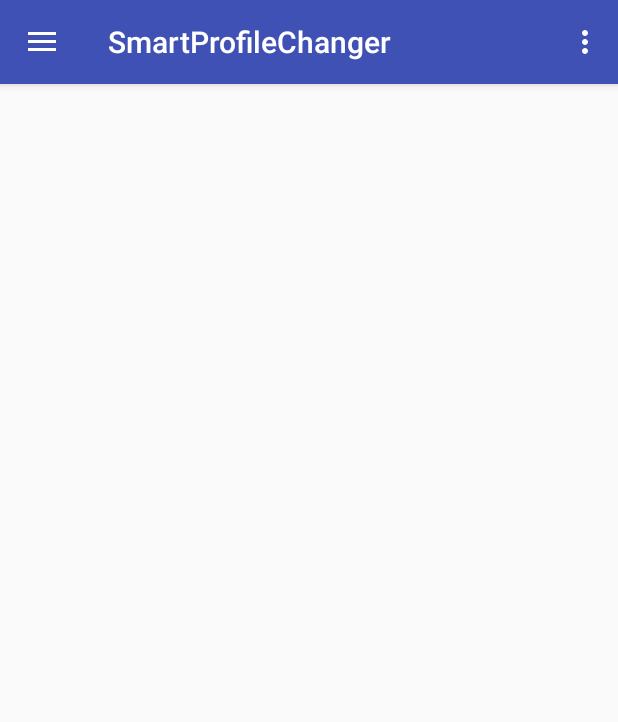
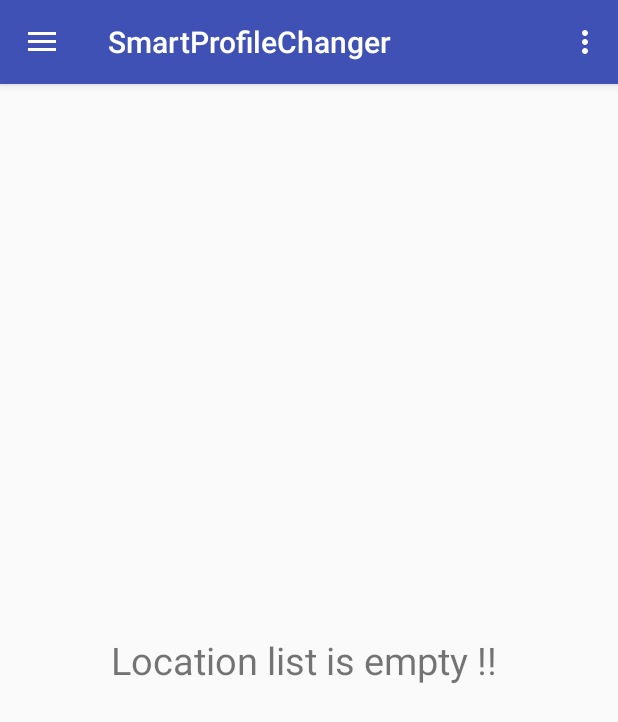
Before and after one commit to kunalkhedkar/SmartProfileChanger, an Android app: the screen it shows after launch (HomeNavigationActivity), on a phone screen of 412 x 824 dp. Shown: the top 722 px of the screen. Run offline under Robolectric (Android 15) with nearby library versions, the phone set to English and light mode, and no system bars; 2 statements that could not run were skipped.

Commit message:
Added 1] Switch button in nav 2] Gps service 3] Broadcast inside manifest

```diff
--- a/app/src/main/java/com/example/kunal/smartprofilechanger/HomeFragment.java
+++ b/app/src/main/java/com/example/kunal/smartprofilechanger/HomeFragment.java
@@ -215,6 +215,9 @@ public class HomeFragment extends Fragment {
                 details.add(locationDetail);
 
             }
+        } else if (cursor.getCount() == 0) {
+            TextView EmptyList_ShowMessage = (TextView) view.findViewById(R.id.EmptyListShowMsgTextbox);
+            EmptyList_ShowMessage.setVisibility(View.VISIBLE);
         }
         return details;
 
--- a/app/src/main/java/com/example/kunal/smartprofilechanger/HomeNavigationActivity.java
+++ b/app/src/main/java/com/example/kunal/smartprofilechanger/HomeNavigationActivity.java
@@ -10,6 +10,7 @@ import android.content.IntentFilter;
 import android.content.pm.PackageManager;
 import android.location.Location;
 import android.location.LocationManager;
+import android.media.AudioManager;
 import android.os.Bundle;
 import android.provider.Settings;
 import android.support.annotation.NonNull;
@@ -18,13 +19,17 @@ import android.support.v4.app.FragmentManager;
 import android.support.design.widget.NavigationView;
 import android.support.v4.content.ContextCompat;
 import android.support.v4.view.GravityCompat;
+import android.support.v4.view.MenuItemCompat;
 import android.support.v4.widget.DrawerLayout;
 import android.support.v7.app.ActionBarDrawerToggle;
 import android.support.v7.app.AppCompatActivity;
+import android.support.v7.widget.SwitchCompat;
 import android.support.v7.widget.Toolbar;
 import android.util.Log;
 import android.view.Menu;
 import android.view.MenuItem;
+import android.widget.CompoundButton;
+import android.widget.Switch;
 import android.widget.Toast;
 
 import com.google.android.gms.awareness.Awareness;
@@ -46,7 +51,7 @@ import com.google.android.gms.location.places.ui.PlacePicker;
 public class HomeNavigationActivity extends AppCompatActivity
         implements NavigationView.OnNavigationItemSelectedListener {
 
-
+    private boolean firstTimeRunActivity = true;
     private static final int PLACE_PICKER_REQUEST_CODE = 123;
     private static final int MY_PERMISSIONS_REQUEST_ACCESS_FINE_LOCATION = 0;
     private static final String ACCESS_FINE_LOCATION = "android.permission.ACCESS_FINE_LOCATION";
@@ -54,7 +59,10 @@ public class HomeNavigationActivity extends AppCompatActivity
     private GoogleApiClient mGoogleApiClient;
     private ProgressDialog progressDialog_placePicker;
     private BroadcastReceiver locationFenceReceiver;
+    private SwitchCompat switchCompat;
+    private Intent GPSServiceintent;
 
+    public static final String TAG = "smartprofilechanger";
 
     @Override
     protected void onCreate(Bundle savedInstanceState) {
@@ -66,7 +74,7 @@ public class HomeNavigationActivity extends AppCompatActivity
 
         registerLocationFenceReceiver();
 
-
+        GPSServiceintent = new Intent(this, GPSService.class);
 
         //----------------------------------------------------------
 
@@ -93,8 +101,38 @@ public class HomeNavigationActivity extends AppCompatActivity
         NavigationView navigationView = (NavigationView) findViewById(R.id.nav_view);
         navigationView.setNavigationItemSelectedListener(this);
 
+        Menu menu = navigationView.getMenu();
+
+        // switch button
+        switchCompat = (SwitchCompat) MenuItemCompat.getActionView(menu.findItem(R.id.nav_switchOnOffGPS_item)).findViewById(R.id.drawer_switch_onOffGPS);
+
+        if (GPSService.isInstanceCreated() && firstTimeRunActivity) {
+            switchCompat.setChecked(true);
+            firstTimeRunActivity = false;
+        }
+
+        switchCompat.setOnCheckedChangeListener(new CompoundButton.OnCheckedChangeListener() {
+            @Override
+            public void onCheckedChanged(CompoundButton buttonView, boolean isChecked) {
+
+                if (switchCompat.isChecked()) {
+                    firstTimeRunActivity = false;
+                    Toast.makeText(HomeNavigationActivity.this, "Activated", Toast.LENGTH_SHORT).show();
+                    startService(GPSServiceintent);
+                } else {
+                    firstTimeRunActivity = false;
+                    Toast.makeText(HomeNavigationActivity.this, "DeActivated", Toast.LENGTH_SHORT).show();
+                    stopService(GPSServiceintent);
+                }
+            }
+        });
+
+
+
+
 
         DisplayHomePage();
+
     }
 
     private void initGoogleAwareness() {
@@ -173,10 +211,6 @@ public class HomeNavigationActivity extends AppCompatActivity
 
             getLocationFrom_map();
 
-
-        } else if (id == R.id.nav_settings) {
-
-            Toast.makeText(this, "TODO", Toast.LENGTH_SHORT).show();
 
         }
 
--- a/app/src/main/res/layout/fragment_home.xml
+++ b/app/src/main/res/layout/fragment_home.xml
@@ -10,4 +10,14 @@
         android:layout_height="match_parent">
 
     </ListView>
+
+    <TextView
+        android:layout_gravity="center"
+        android:layout_width="wrap_content"
+        android:layout_height="wrap_content"
+        android:id="@+id/EmptyListShowMsgTextbox"
+        android:text="Location list is empty !! "
+        android:visibility="gone"
+        android:textSize="25sp" />
+
 </FrameLayout>
--- a/app/src/main/res/menu/activity_home_drawer.xml
+++ b/app/src/main/res/menu/activity_home_drawer.xml
@@ -1,5 +1,6 @@
 <?xml version="1.0" encoding="utf-8"?>
-<menu xmlns:android="http://schemas.android.com/apk/res/android">
+<menu xmlns:android="http://schemas.android.com/apk/res/android"
+    xmlns:app="http://schemas.android.com/apk/res-auto">
 
 
     <item android:title="Add Location">
@@ -19,10 +20,13 @@
 
 
     <group android:checkableBehavior="single">
+
+
         <item
-            android:id="@+id/nav_settings"
+            android:id="@+id/nav_switchOnOffGPS_item"
             android:icon="@drawable/ic_settings"
-            android:title="Settings" />
+            android:title="Activate Application"
+            app:actionLayout="@layout/layout_switch" />
+
     </group>
-
 </menu>
```
Also changed, not shown: app/src/main/AndroidManifest.xml (+11 -0 lines), app/src/main/java/com/example/kunal/smartprofilechanger/AddLocationFragment.java (+7 -16 lines), app/src/main/java/com/example/kunal/smartprofilechanger/GPSService.java (added, +140 -0 lines), app/src/main/java/com/example/kunal/smartprofilechanger/LocationFenceReceiver.java (+38 -6 lines), app/src/main/res/layout/layout_switch.xml (added, +13 -0 lines), app/src/main/res/layout/nav_header_home.xml (+8 -8 lines).
